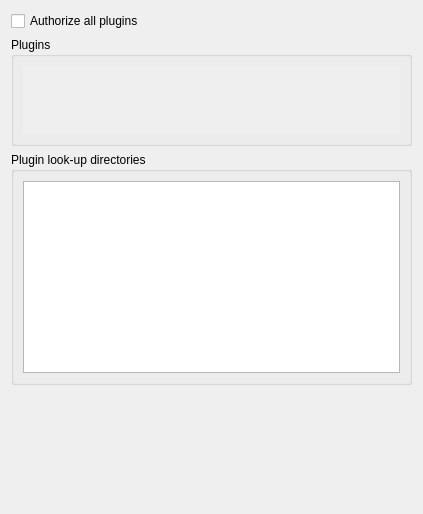
Above: retroshare-gui/src/gui/settings/PluginsPage.ui from RetroShare/RetroShare before the change. Below: the same form after it.
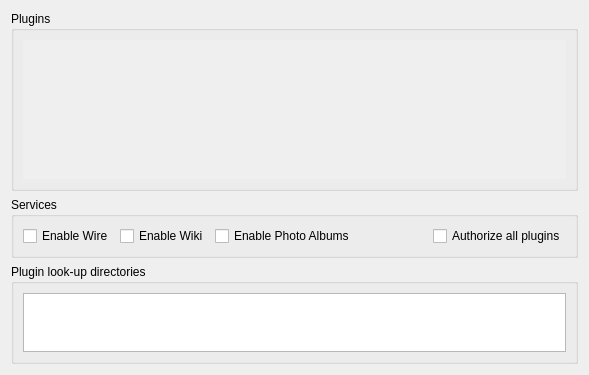
That is the form after the change.

Commit message:
Added option to disable the ui for the unfinished services on plugins page
* Added option to disable the ui for the unfinished services on plugins page (require restart)

What changed in the file:
```diff
--- a/retroshare-gui/src/gui/settings/PluginsPage.ui
+++ b/retroshare-gui/src/gui/settings/PluginsPage.ui
@@ -6,29 +6,22 @@
    <rect>
     <x>0</x>
     <y>0</y>
-    <width>423</width>
-    <height>514</height>
+    <width>589</width>
+    <height>375</height>
    </rect>
   </property>
   <property name="contextMenuPolicy">
    <enum>Qt::NoContextMenu</enum>
   </property>
-  <layout class="QVBoxLayout" name="verticalLayout_2">
-   <item>
-    <widget class="QCheckBox" name="enableAll">
+  <layout class="QGridLayout" name="gridLayout_2">
+   <item row="1" column="0">
+    <widget class="QGroupBox" name="groupBox">
      <property name="sizePolicy">
-      <sizepolicy hsizetype="Minimum" vsizetype="Preferred">
+      <sizepolicy hsizetype="Expanding" vsizetype="Expanding">
        <horstretch>0</horstretch>
        <verstretch>0</verstretch>
       </sizepolicy>
      </property>
-     <property name="text">
-      <string>Authorize all plugins</string>
-     </property>
-    </widget>
-   </item>
-   <item>
-    <widget class="QGroupBox" name="groupBox">
      <property name="title">
       <string>Plugins</string>
      </property>
@@ -85,8 +78,73 @@
      </layout>
     </widget>
    </item>
-   <item>
+   <item row="2" column="0">
+    <widget class="QGroupBox" name="serviceGroupBox">
+     <property name="toolTip">
+      <string>&lt;html&gt;&lt;head/&gt;&lt;body&gt;&lt;p&gt;Enable or disable the UI for the services requires a restart&lt;/p&gt;&lt;/body&gt;&lt;/html&gt;</string>
+     </property>
+     <property name="title">
+      <string>Services</string>
+     </property>
+     <layout class="QHBoxLayout" name="horizontalLayout">
+      <item>
+       <widget class="QCheckBox" name="wireBox">
+        <property name="text">
+         <string>Enable Wire</string>
+        </property>
+       </widget>
+      </item>
+      <item>
+       <widget class="QCheckBox" name="wikiBox">
+        <property name="text">
+         <string>Enable Wiki</string>
+        </property>
+       </widget>
+      </item>
+      <item>
+       <widget class="QCheckBox" name="photosBox">
+        <property name="text">
+         <string>Enable Photo Albums</string>
+        </property>
+       </widget>
+      </item>
+      <item>
+       <spacer name="horizontalSpacer">
+        <property name="orientation">
+         <enum>Qt::Horizontal</enum>
+        </property>
+        <property name="sizeHint" stdset="0">
+         <size>
+          <width>126</width>
+          <height>20</height>
+         </size>
+        </property>
+       </spacer>
+      </item>
+      <item>
+       <widget class="QCheckBox" name="enableAll">
+        <property name="sizePolicy">
+         <sizepolicy hsizetype="Preferred" vsizetype="Preferred">
+          <horstretch>0</horstretch>
+          <verstretch>0</verstretch>
+         </sizepolicy>
+        </property>
+        <property name="text">
+         <string>Authorize all plugins</string>
+        </property>
+       </widget>
+      </item>
+     </layout>
+    </widget>
+   </item>
+   <item row="3" column="0">
     <widget class="QGroupBox" name="groupBox_2">
+     <property name="maximumSize">
+      <size>
+       <width>16777215</width>
+       <height>100</height>
+      </size>
+     </property>
      <property name="title">
       <string>Plugin look-up directories</string>
      </property>
@@ -104,19 +162,6 @@
      </layout>
     </widget>
    </item>
-   <item>
-    <spacer name="verticalSpacer_2">
-     <property name="orientation">
-      <enum>Qt::Vertical</enum>
-     </property>
-     <property name="sizeHint" stdset="0">
-      <size>
-       <width>20</width>
-       <height>40</height>
-      </size>
-     </property>
-    </spacer>
-   </item>
   </layout>
  </widget>
  <resources/>
```
Left out of the diff: 2 changed lines with no effect on the pictures. The commit also changes 3 other files.
